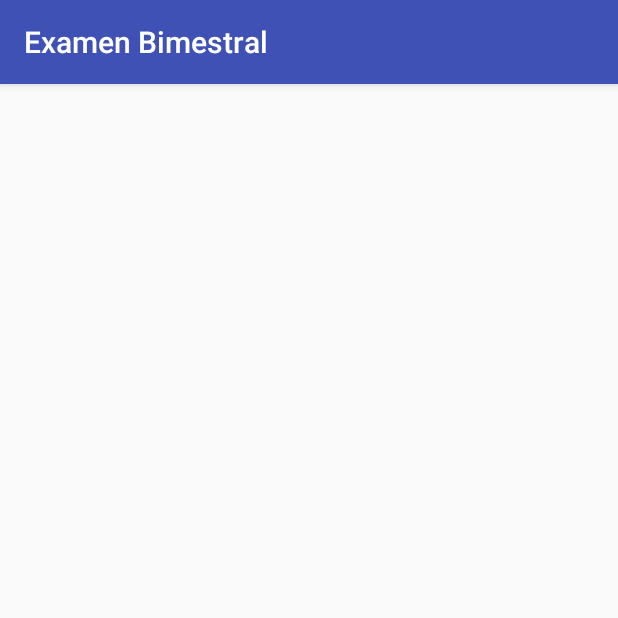
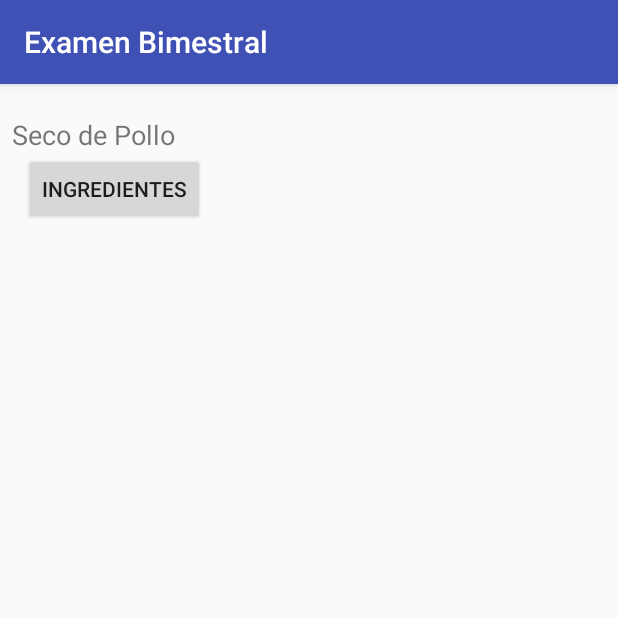
Before and after one commit to darwinguz/AppMov2018A-ExamenBimestral, an Android app: the screen it shows after launch (ListarComidaActivity), after a tap on "LISTAR", on a phone screen of 412 x 824 dp, the top half of it. Run offline under Robolectric (Android 15) with nearby library versions, the phone set to English and light mode, and no system bars.

Commit message:
Recycler View implementado, falta acomodar la gui de la lista

```diff
--- a/app/build.gradle
+++ b/app/build.gradle
@@ -30,4 +30,5 @@ dependencies {
     testImplementation 'junit:junit:4.12'
     androidTestImplementation 'com.android.support.test:runner:1.0.2'
     androidTestImplementation 'com.android.support.test.espresso:espresso-core:3.0.2'
+    implementation 'com.android.support:recyclerview-v7:27.1.1'
 }
--- a/app/src/main/java/cynitech/wrad/examenbimestral/ListarComidaActivity.kt
+++ b/app/src/main/java/cynitech/wrad/examenbimestral/ListarComidaActivity.kt
@@ -2,11 +2,35 @@ package cynitech.wrad.examenbimestral
 
 import android.os.Bundle
 import android.support.v7.app.AppCompatActivity
+import android.support.v7.widget.LinearLayoutManager
+import android.support.v7.widget.RecyclerView
+import cynitech.wrad.examenbimestral.adapters.AdaComida
+import cynitech.wrad.examenbimestral.persistencia.Factory
 
 class ListarComidaActivity : AppCompatActivity() {
+
+    private lateinit var recyclerView: RecyclerView
+    private lateinit var viewAdapter: RecyclerView.Adapter<*>
+    private lateinit var viewManager: RecyclerView.LayoutManager
 
     override fun onCreate(savedInstanceState: Bundle?) {
         super.onCreate(savedInstanceState)
         setContentView(R.layout.activity_listar_comida)
+
+        viewManager = LinearLayoutManager(this)
+        viewAdapter = AdaComida(Factory.comidas)
+
+        recyclerView = findViewById<RecyclerView>(R.id.recycler_view_comida).apply {
+            // use this setting to improve performance if you know that changes
+            // in content do not change the layout size of the RecyclerView
+            setHasFixedSize(true)
+
+            // use a linear layout manager
+            layoutManager = viewManager
+
+            // specify an viewAdapter (see also next example)
+            adapter = viewAdapter
+
+        }
     }
 }
--- /dev/null
+++ b/app/src/main/java/cynitech/wrad/examenbimestral/adapters/AdaComida.kt
@@ -0,0 +1,68 @@
+package cynitech.wrad.examenbimestral.adapters
+
+import android.annotation.SuppressLint
+import android.content.Context
+import android.content.Intent
+import android.support.v4.content.ContextCompat.startActivity
+import android.support.v7.widget.RecyclerView
+import android.util.Log
+import android.view.LayoutInflater
+import android.view.View
+import android.view.ViewGroup
+import cynitech.wrad.examenbimestral.MainActivity
+import cynitech.wrad.examenbimestral.R
+import cynitech.wrad.examenbimestral.beans.BeaComida
+import kotlinx.android.synthetic.main.lista_fila_comida.view.*
+import java.util.*
+
+class AdaComida(private val comidas: ArrayList<BeaComida>) :
+        RecyclerView.Adapter<AdaComida.ViewHolder>() {
+
+    // Provide a reference to the views for each data item
+    // Complex data items may need more than one view per item, and
+    // you provide access to all the views for a data item in a view holder.
+    // Each data item is just a string in this case that is shown in a TextView.
+    class ViewHolder(val textView: View) : RecyclerView.ViewHolder(textView) {
+        val nombre = textView.lbl_nombre_lista_comida
+        val descripcion = textView.lbl_descripcion_lista_comida
+        val nacionalidad = textView.lbl_nacionalidad_lista_comida
+        val btnIngredientes = textView.btn_ingredientes_lista_comida
+    }
+
+
+    // Create new views (invoked by the layout manager)
+    override fun onCreateViewHolder(parent: ViewGroup,
+                                    viewType: Int): AdaComida.ViewHolder {
+        // create a new view
+        val textView = LayoutInflater.from(parent.context)//root=null para que se ajuste la pantalla
+                .inflate(R.layout.lista_fila_comida, null, false)
+        // set the view's size, margins, paddings and layout parameters
+        //...
+        return ViewHolder(textView)
+    }
+
+    // Replace the contents of a view (invoked by the layout manager)
+    @SuppressLint("ResourceAsColor")
+    override fun onBindViewHolder(holder: ViewHolder, position: Int) {
+        // - get element from your dataset at this position
+        // - replace the contents of the view with that element
+        holder.nombre.text = comidas[position].nombrePlato
+        holder.descripcion.text = comidas[position].descripcionPlato
+        holder.nacionalidad.text = comidas[position].nacionalidad
+        holder.btnIngredientes.setOnClickListener(View.OnClickListener { v ->
+            irAActividadIngredientesComida(v.context, comidas[position])
+        })
+    }
+
+    fun irAActividadIngredientesComida(context: Context, comidaSelected: BeaComida) {
+        val intent = Intent(context, MainActivity::class.java)
+        intent.putExtra("comida-intent", comidaSelected)
+        Log.e("VERBOSE", "COMIDA ENVIADA: $comidaSelected ")
+
+        startActivity(context, intent, null)
+    }
+
+
+    // Return the size of your dataset (invoked by the layout manager)
+    override fun getItemCount() = comidas.size
+}
--- a/app/src/main/java/cynitech/wrad/examenbimestral/beans/BeaComida.kt
+++ b/app/src/main/java/cynitech/wrad/examenbimestral/beans/BeaComida.kt
@@ -9,7 +9,7 @@ class BeaComida(val id: Int,
                 val nacionalidad: String,
                 val numeroPersonas: Int,
                 val picante: Boolean,
-                val ingredientes: List<BeaIngrediente>
+                val ingredientes: List<BeaIngrediente>?
 ) : Parcelable {
     constructor(parcel: Parcel) : this(
             parcel.readInt(),
--- /dev/null
+++ b/app/src/main/java/cynitech/wrad/examenbimestral/persistencia/Factory.kt
@@ -0,0 +1,19 @@
+package cynitech.wrad.examenbimestral.persistencia
+
+import cynitech.wrad.examenbimestral.beans.BeaComida
+import java.util.*
+
+class Factory {
+    companion object {
+        var comidas: ArrayList<BeaComida> = ArrayList()
+
+        init {
+            comidas.add(BeaComida(1,"Seco de Pollo", "Arroz con bistec de pollo","Ecuatoriana",1,false, null))
+            comidas.add(BeaComida(2,"Seco de Chivo", "Arroz con bistec de chivo","Ecuatoriana",1,false, null))
+            comidas.add(BeaComida(3,"Camarones Apanados", "Camarones fritos en harina de trigo","Ecuatoriana",1,false, null))
+            comidas.add(BeaComida(4,"Ceviche de Pollo", "Cebollas con pollo","Ecuatoriana",1,false, null))
+
+        }
+
+    }
+}
--- a/app/src/main/res/layout/activity_listar_comida.xml
+++ b/app/src/main/res/layout/activity_listar_comida.xml
@@ -6,4 +6,12 @@
     android:layout_height="match_parent"
     tools:context=".ListarComidaActivity">
 
+    <android.support.v7.widget.RecyclerView
+        android:id="@+id/recycler_view_comida"
+        android:layout_width="0dp"
+        android:layout_height="0dp"
+        app:layout_constraintBottom_toBottomOf="parent"
+        app:layout_constraintEnd_toEndOf="parent"
+        app:layout_constraintStart_toStartOf="parent"
+        app:layout_constraintTop_toTopOf="parent" />
 </android.support.constraint.ConstraintLayout>
--- /dev/null
+++ b/app/src/main/res/layout/lista_fila_comida.xml
@@ -0,0 +1,65 @@
+<?xml version="1.0" encoding="utf-8"?>
+<android.support.constraint.ConstraintLayout
+    xmlns:android="http://schemas.android.com/apk/res/android"
+    xmlns:app="http://schemas.android.com/apk/res-auto"
+    xmlns:tools="http://schemas.android.com/tools"
+    android:layout_width="match_parent"
+    android:layout_height="match_parent">
+
+    <TextView
+        android:id="@+id/lbl_nombre_lista_comida"
+        android:layout_width="0dp"
+        android:layout_height="wrap_content"
+        android:layout_marginBottom="8dp"
+        android:layout_marginEnd="8dp"
+        android:layout_marginLeft="8dp"
+        android:layout_marginRight="8dp"
+        android:layout_marginStart="8dp"
+        android:layout_marginTop="8dp"
+        android:text="@string/str_nombre"
+        android:textSize="18sp"
+        app:layout_constraintBottom_toBottomOf="parent"
+        app:layout_constraintEnd_toEndOf="parent"
+        app:layout_constraintHorizontal_bias="0.0"
+        app:layout_constraintStart_toStartOf="parent"
+        app:layout_constraintTop_toTopOf="parent"
+        app:layout_constraintVertical_bias="0.017" />
+
+    <TextView
+        android:id="@+id/lbl_descripcion_lista_comida"
+        android:layout_width="0dp"
+        android:layout_height="wrap_content"
+        android:layout_marginEnd="8dp"
+        android:layout_marginRight="8dp"
+        android:text="@string/str_descripcion"
+        android:textSize="18sp"
+        app:layout_constraintEnd_toStartOf="@+id/btn_ingredientes_lista_comida"
+        app:layout_constraintStart_toStartOf="@+id/lbl_nombre_lista_comida"
+        app:layout_constraintTop_toBottomOf="@+id/lbl_nombre_lista_comida" />
+
+    <TextView
+        android:id="@+id/lbl_nacionalidad_lista_comida"
+        android:layout_width="0dp"
+        android:layout_height="wrap_content"
+        android:layout_marginEnd="8dp"
+        android:layout_marginRight="8dp"
+        android:text="@string/str_nacionalidad"
+        android:textSize="18sp"
+        app:layout_constraintEnd_toStartOf="@+id/btn_ingredientes_lista_comida"
+        app:layout_constraintStart_toStartOf="@+id/lbl_descripcion_lista_comida"
+        app:layout_constraintTop_toBottomOf="@+id/lbl_descripcion_lista_comida" />
+
+    <Button
+        android:id="@+id/btn_ingredientes_lista_comida"
+        android:layout_width="wrap_content"
+        android:layout_height="wrap_content"
+        android:layout_marginEnd="8dp"
+        android:layout_marginLeft="8dp"
+        android:layout_marginRight="8dp"
+        android:layout_marginStart="8dp"
+        android:text="@string/str_ingredientes"
+        app:layout_constraintEnd_toEndOf="@+id/lbl_nombre_lista_comida"
+        app:layout_constraintHorizontal_bias="1.0"
+        app:layout_constraintStart_toStartOf="@+id/lbl_nombre_lista_comida"
+        app:layout_constraintTop_toBottomOf="@+id/lbl_nombre_lista_comida" />
+</android.support.constraint.ConstraintLayout>
--- a/app/src/main/res/values/strings.xml
+++ b/app/src/main/res/values/strings.xml
@@ -9,4 +9,5 @@
     <string name="str_numero_personas">Número de Personas</string>
     <string name="str_picante">Picante</string>
     <string name="str_cancelar">Cancelar</string>
+    <string name="str_ingredientes">Ingredientes</string>
 </resources>
```
Also changed, not shown: 1 other file.
